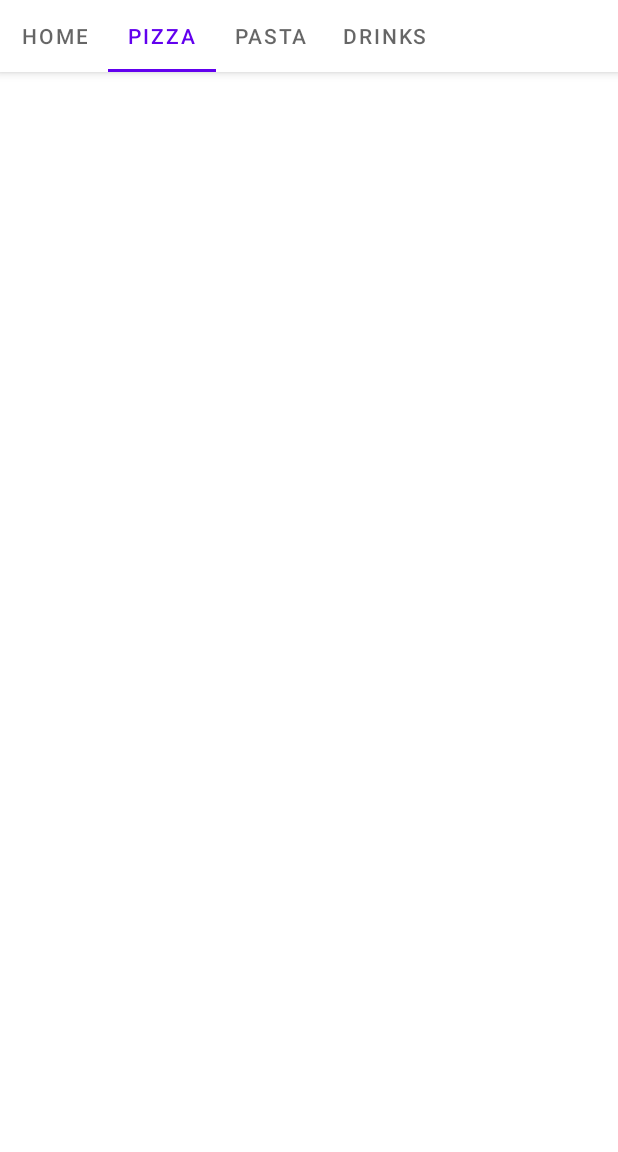
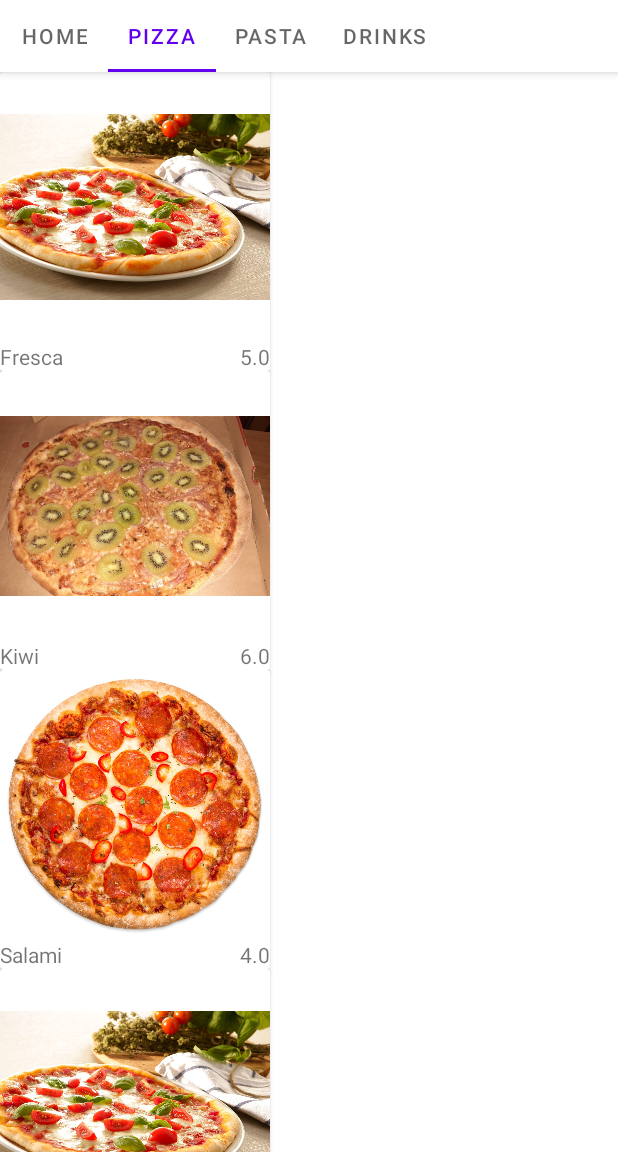
Before and after one commit to SoftdeveloperNeumann/OrderApp230405, an Android app: the screen it shows after launch (MainActivity), tab 2 chosen, on a phone screen of 412 x 824 dp, the part 84-1236 px from its top. Run offline under Robolectric (Android 15) with nearby library versions, the phone set to English and light mode, and no system bars.

Commit message:
PizzaFragment mit RecyclerView und Adapter

```diff
--- a/app/src/main/java/com/example/orderapp230405/MainActivity.kt
+++ b/app/src/main/java/com/example/orderapp230405/MainActivity.kt
@@ -6,6 +6,7 @@ import androidx.fragment.app.Fragment
 import androidx.viewpager2.adapter.FragmentStateAdapter
 import com.example.orderapp230405.databinding.ActivityMainBinding
 import com.example.orderapp230405.ui.fragment.MainFragment
+import com.example.orderapp230405.ui.fragment.PizzaFragment
 import com.google.android.material.tabs.TabLayoutMediator
 
 class MainActivity : AppCompatActivity() {
@@ -27,6 +28,7 @@ class MainActivity : AppCompatActivity() {
             override fun createFragment(position: Int): Fragment {
                return when(position){
                    0 -> MainFragment()
+                   1 -> PizzaFragment()
                    else -> Fragment()
                }
             }
--- /dev/null
+++ b/app/src/main/java/com/example/orderapp230405/model/Pizza.kt
@@ -0,0 +1,22 @@
+package com.example.orderapp230405.model
+
+import com.example.orderapp230405.R
+
+data class Pizza(
+    val name: String,
+    val imageResource: Int,
+    val price:Double
+) {
+
+    companion object{
+        val pizzen = arrayOf(
+            Pizza("Fresca", R.drawable.pizza_fresca, 5.0),
+            Pizza("Kiwi", R.drawable.pizza_kiwi, 6.0),
+            Pizza("Salami", R.drawable.pizza_salami, 4.0),
+            Pizza("Fresca2", R.drawable.pizza_fresca, 5.0),
+            Pizza("Kiwi2", R.drawable.pizza_kiwi, 6.0),
+            Pizza("Salami2", R.drawable.pizza_salami, 4.0),
+
+        )
+    }
+}
--- /dev/null
+++ b/app/src/main/java/com/example/orderapp230405/ui/fragment/PizzaFragment.kt
@@ -0,0 +1,32 @@
+package com.example.orderapp230405.ui.fragment
+
+import android.os.Bundle
+import androidx.fragment.app.Fragment
+import android.view.LayoutInflater
+import android.view.View
+import android.view.ViewGroup
+import androidx.recyclerview.widget.LinearLayoutManager
+import com.example.orderapp230405.R
+import com.example.orderapp230405.databinding.FragmentPizzaBinding
+import com.example.orderapp230405.model.Pizza
+import com.example.orderapp230405.util.PizzaAdapter
+
+
+class PizzaFragment : Fragment() {
+
+    private lateinit var binding: FragmentPizzaBinding
+
+    override fun onCreateView(
+        inflater: LayoutInflater, container: ViewGroup?,
+        savedInstanceState: Bundle?
+    ): View? {
+        binding = FragmentPizzaBinding.inflate(inflater,container,false)
+
+        binding.pizzaList.adapter = PizzaAdapter(Pizza.pizzen)
+        binding.pizzaList.layoutManager = LinearLayoutManager(activity)
+
+        return binding.root
+    }
+
+
+}
--- /dev/null
+++ b/app/src/main/java/com/example/orderapp230405/util/PizzaAdapter.kt
@@ -0,0 +1,30 @@
+package com.example.orderapp230405.util
+
+import android.view.LayoutInflater
+import android.view.ViewGroup
+import androidx.core.content.ContextCompat
+import androidx.recyclerview.widget.RecyclerView
+import com.example.orderapp230405.databinding.PizzaLayoutBinding
+import com.example.orderapp230405.model.Pizza
+
+class PizzaAdapter(val pizzen: Array<Pizza>) : RecyclerView.Adapter<PizzaAdapter.ViewHolder> (){
+    class ViewHolder(val binding: PizzaLayoutBinding) : RecyclerView.ViewHolder(binding.root){
+
+    }
+
+    override fun onCreateViewHolder(parent: ViewGroup, viewType: Int): ViewHolder {
+       val cardView = PizzaLayoutBinding.inflate(LayoutInflater.from(parent.context))
+        return ViewHolder(cardView)
+    }
+
+    override fun getItemCount()= pizzen.size
+
+    override fun onBindViewHolder(holder: ViewHolder, position: Int) {
+       val cardView = holder.binding
+        cardView.tvPizzaName.text = pizzen[position].name
+        cardView.tvPizzaPreis.text = pizzen[position].price.toString()
+        val imageView = cardView.imgPizza
+        val image = ContextCompat.getDrawable(imageView.context,pizzen[position].imageResource)
+        imageView.setImageDrawable(image)
+    }
+}
--- /dev/null
+++ b/app/src/main/res/layout/fragment_pizza.xml
@@ -0,0 +1,8 @@
+<?xml version="1.0" encoding="utf-8"?>
+<androidx.recyclerview.widget.RecyclerView xmlns:android="http://schemas.android.com/apk/res/android"
+    xmlns:tools="http://schemas.android.com/tools"
+    android:id="@+id/pizza_list"
+    android:layout_width="match_parent"
+    android:layout_height="wrap_content"
+    android:layout_gravity="center"
+    tools:context=".ui.fragment.PizzaFragment" />
--- /dev/null
+++ b/app/src/main/res/layout/pizza_layout.xml
@@ -0,0 +1,41 @@
+<?xml version="1.0" encoding="utf-8"?>
+<androidx.cardview.widget.CardView xmlns:android="http://schemas.android.com/apk/res/android"
+    xmlns:app="http://schemas.android.com/apk/res-auto"
+    xmlns:tools="http://schemas.android.com/tools"
+    android:layout_width="wrap_content"
+    android:layout_height="wrap_content"
+    android:layout_gravity="center">
+
+    <LinearLayout
+        android:layout_width="match_parent"
+        android:layout_height="match_parent"
+        android:orientation="vertical">
+
+        <ImageView
+            android:id="@+id/img_pizza"
+            android:layout_width="180dp"
+            android:layout_height="180dp"
+            tools:srcCompat="@tools:sample/avatars" />
+
+        <LinearLayout
+            android:layout_width="match_parent"
+            android:layout_height="match_parent"
+            android:orientation="horizontal">
+
+            <TextView
+                android:id="@+id/tv_pizza_name"
+                android:layout_width="wrap_content"
+                android:layout_height="wrap_content"
+                android:layout_weight="1"
+                tools:text="Pizzaname" />
+
+            <TextView
+                android:id="@+id/tv_pizza_preis"
+                android:layout_width="wrap_content"
+                android:layout_height="wrap_content"
+                android:layout_weight="1"
+                android:gravity="end"
+                android:text="preis" />
+        </LinearLayout>
+    </LinearLayout>
+</androidx.cardview.widget.CardView>
```
